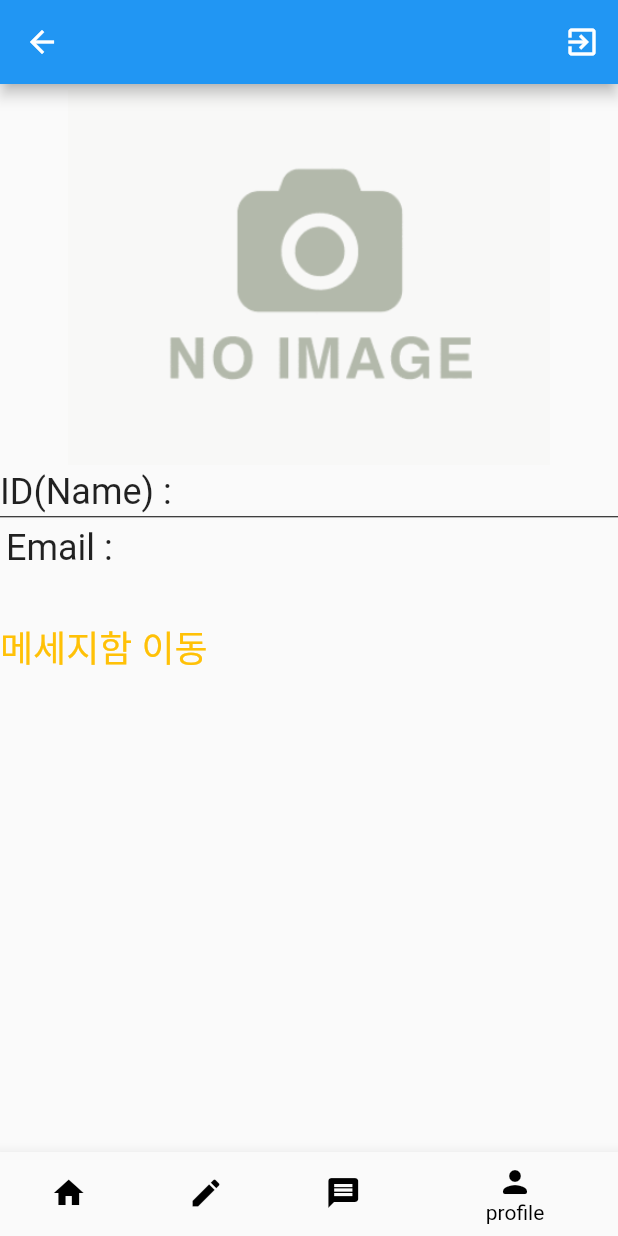
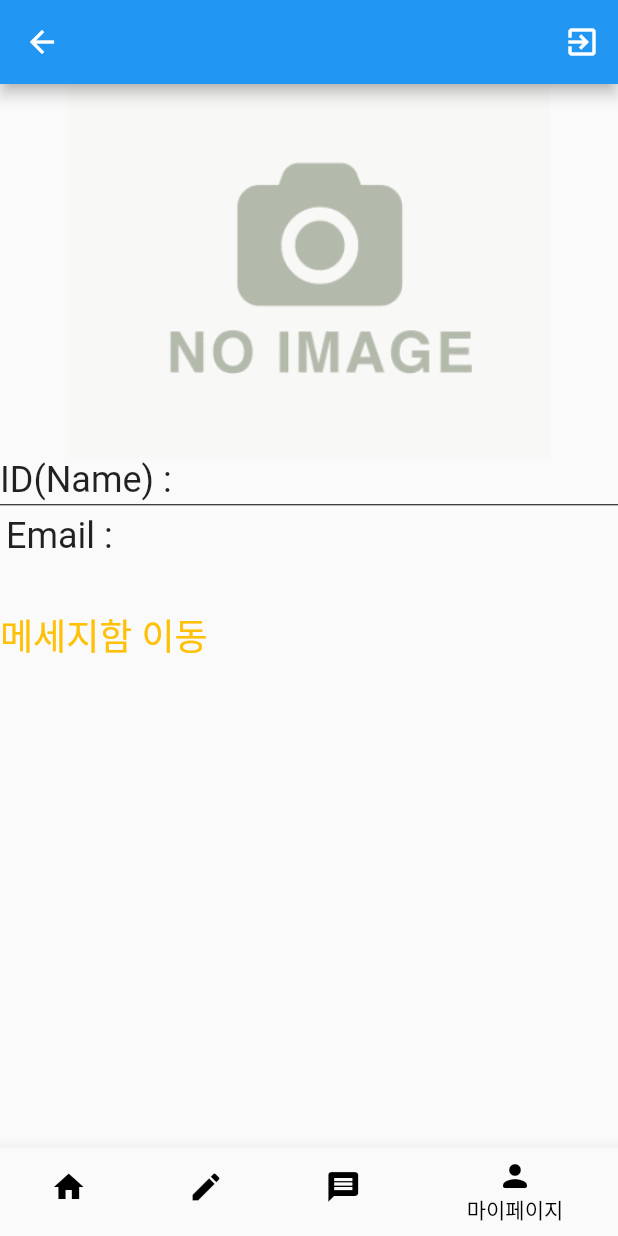
Before and after one commit to jun7867/flutter_ERS, a Flutter app: the MyPage screen opened directly, on a phone screen of 412 x 824 dp. Run offline on Flutter 3.47's test engine with Material 2 defaults, Android fonts, the phone set to English and light mode, and no system bars; our stand-ins replace cloud_firestore, firebase_auth, firebase_core, firebase_storage, flutter_signin_button, google_sign_in and 1 more; accounts and stored records are empty.

Commit message:
total UI change

```diff
--- a/lib/chatrooms.dart
+++ b/lib/chatrooms.dart
@@ -1,13 +1,9 @@
 import 'helper/constants.dart';
-import 'helper/helperfunctions.dart';
 import 'package:firebase_auth/firebase_auth.dart';
-import 'services/auth.dart';
 import 'services/database.dart';
 import 'views/chat.dart';
 import 'package:ers/views/search.dart';
 import 'package:flutter/material.dart';
-
-import 'helper/theme.dart';
 
 class ChatRoom extends StatefulWidget {
   @override
@@ -106,7 +102,7 @@ class ChatRoomsTile extends StatelessWidget {
               height: 30,
               width: 30,
               decoration: BoxDecoration(
-                  color: CustomTheme.colorAccent,
+                  color: Color(0xff007EF4),
                   borderRadius: BorderRadius.circular(30)),
               child: Text(userName.substring(0, 1),
                   textAlign: TextAlign.center,
--- a/lib/helper/theme.dart
+++ /dev/null
@@ -1,6 +0,0 @@
-import 'package:flutter/material.dart';
-
-class CustomTheme {
-  static Color colorAccent = Color(0xff007EF4);
-  static Color textColor = Color(0xff071930);
-}
--- a/lib/models/user.dart
+++ /dev/null
@@ -1,4 +0,0 @@
-class Users {
-  final String uid;
-  Users({this.uid});
-}
--- a/lib/myPage.dart
+++ b/lib/myPage.dart
@@ -47,7 +47,7 @@ class _MyPageState extends State<MyPage> {
       Navigator.push(
         context,
         MaterialPageRoute(
-            builder: (context) => HomePage(),
+            builder: (context) => ChatRoom(),
             settings: RouteSettings(
               // arguments: product,
             )),
@@ -72,7 +72,7 @@ class _MyPageState extends State<MyPage> {
   getProfileImage() {
     if (_firebaseAuth.currentUser.photoURL != null) {
       return Image.network(_firebaseAuth.currentUser.photoURL,
-          height: 250, width: 500);
+          height: 150, width: 500);
     } else {
       return Image.asset(
         "assets/logo.png",
@@ -123,8 +123,8 @@ class _MyPageState extends State<MyPage> {
           crossAxisAlignment: CrossAxisAlignment.start,
           children: <Widget>[
             Padding(padding: EdgeInsets.fromLTRB(20.0, 0, 20.0, 0)),
-            Padding(
-              padding: const EdgeInsets.all(4.0),
+            ClipRRect(
+              borderRadius: BorderRadius.circular(30.0), // 동그랗게 만들기
               child: getProfileImage(),
             ),
             Text(
@@ -163,23 +163,21 @@ class _MyPageState extends State<MyPage> {
         unselectedItemColor: Colors.black,
         currentIndex: _selectedIndex,
         items: <BottomNavigationBarItem>[
-
           BottomNavigationBarItem(
             icon: Icon(Icons.home),
-            backgroundColor: Colors.white,
-            label: 'Home',
+            label: '홈',
           ),
           BottomNavigationBarItem(
             icon: Icon(Icons.edit),
-            label: 'search',
+            label: '글쓰기',
           ),
           BottomNavigationBarItem(
             icon: Icon(Icons.message),
-            label: 'message',
+            label: '채팅방',
           ),
           BottomNavigationBarItem(
             icon: Icon(Icons.person_rounded),
-            label: 'profile',
+            label: '마이페이지',
           ),
         ],
         fixedColor: Colors.black,
--- a/lib/views/chat.dart
+++ b/lib/views/chat.dart
@@ -1,7 +1,5 @@
-import 'dart:io';
 import 'package:ers/helper/constants.dart';
 import 'package:ers/services/database.dart';
-import 'package:ers/widget/widget.dart';
 import 'package:cloud_firestore/cloud_firestore.dart';
 import 'package:flutter/material.dart';
 
@@ -95,7 +93,7 @@ class _ChatState extends State<Chat> {
                     Expanded(
                         child: TextField(
                           controller: messageEditingController,
-                          style: simpleTextStyle(),
+                          style: TextStyle(color: Colors.white, fontSize: 16),
                           decoration: InputDecoration(
                               hintText: "Message ...",
                               hintStyle: TextStyle(
--- a/lib/views/search.dart
+++ b/lib/views/search.dart
@@ -1,8 +1,6 @@
 import 'package:ers/helper/constants.dart';
-import 'package:ers/models/user.dart';
 import 'package:ers/services/database.dart';
 import 'package:ers/views/chat.dart';
-import 'package:ers/widget/widget.dart';
 import 'package:cloud_firestore/cloud_firestore.dart';
 import 'package:firebase_auth/firebase_auth.dart';
 import 'package:flutter/material.dart';
```
Also changed, not shown: lib/detail.dart (+21 -18 lines), lib/helper/authenticate.dart (deleted, +0 -28 lines), lib/helper/helperfunctions.dart (deleted, +0 -43 lines), lib/home.dart (+1 -7 lines), lib/login.dart (+3 -4 lines), lib/services/auth.dart (deleted, +0 -76 lines), lib/views/forgot_password.dart (deleted, +0 -13 lines), lib/views/signin.dart (deleted, +0 -203 lines), lib/views/signup.dart (deleted, +0 -187 lines), lib/widget/widget.dart (deleted, +0 -30 lines).
